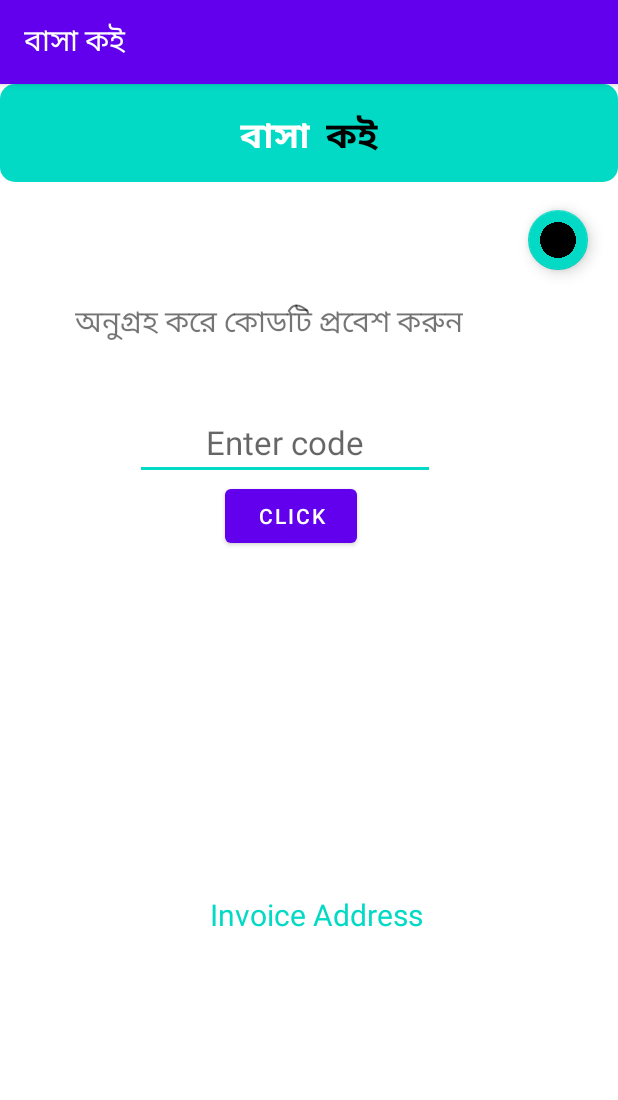
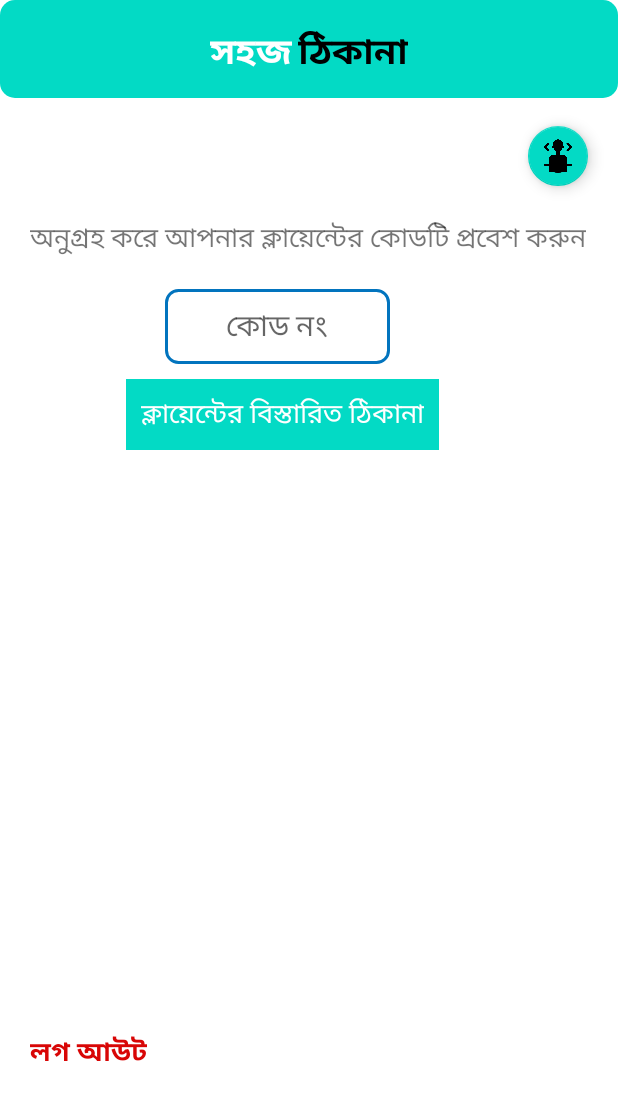
Before and after one commit to Jabiullah/ShohozThikana, an Android app: the home_page screen opened directly, with no data from a screen before it, on a phone screen of 412 x 824 dp. Shown: the top 1100 px of the screen. Run offline under Robolectric (Android 15) with nearby library versions, the phone set to English and light mode, and no system bars.

Commit message:
Final commit in software course - Service Provider

```diff
--- a/app/src/main/java/com/example/bashakoi/SharedPrefManager.java
+++ b/app/src/main/java/com/example/bashakoi/SharedPrefManager.java
@@ -59,8 +59,9 @@ public class SharedPrefManager {
                 sharedPreferences.getString(KEY_PHONE, null),
                 sharedPreferences.getString(KEY_NAME, null),
                 sharedPreferences.getString(KEY_EMAIL, null),
-                sharedPreferences.getString(COM_NAME, null),
-                sharedPreferences.getString(COM_ID, null));
+                sharedPreferences.getString(COM_ID, null),
+                sharedPreferences.getString(COM_NAME, null));
+
     }
 
     //this method will logout the user
--- a/app/src/main/res/layout/activity_home_page.xml
+++ b/app/src/main/res/layout/activity_home_page.xml
@@ -13,7 +13,7 @@
         android:background="@drawable/shapebar">
 
         <RelativeLayout
-            android:layout_width="100dp"
+            android:layout_width="140dp"
             android:layout_height="40dp"
             android:layout_centerInParent="true"
             android:layout_marginTop="5sp">
@@ -45,65 +45,78 @@
         android:layout_width="wrap_content"
         android:layout_height="wrap_content"
         android:layout_alignParentRight="true"
-        android:layout_gravity="end|bottom"
         android:layout_marginStart="16dp"
         android:layout_marginTop="80dp"
         android:layout_marginEnd="16dp"
         android:layout_marginRight="15dp"
         android:layout_marginBottom="16dp"
         app:fabSize="mini"
-        app:srcCompat="@drawable/profile" />
+        app:srcCompat="@drawable/propic" />
+
     <TextView
         android:id="@+id/codeText"
         android:layout_width="wrap_content"
         android:layout_height="wrap_content"
+        android:layout_below="@+id/fab"
+        android:layout_marginLeft="20dp"
+        android:layout_marginTop="1dp"
         android:text="@string/codeNo"
-        android:layout_below="@+id/fab"
-        android:textSize="20dp"
-        android:layout_marginLeft="50dp">
+        android:textSize="18dp">
     </TextView>
+
     <EditText
         android:id="@+id/codeNo"
-        android:layout_width="200dp"
+        android:layout_width="150dp"
         android:layout_height="wrap_content"
         android:layout_below="@+id/codeText"
-        android:layout_marginLeft="90dp"
-        android:hint="Enter code"
+        android:layout_marginLeft="110dp"
+        android:layout_marginTop="20dp"
+        android:height="50dp"
+        android:background="@drawable/edittextborder"
+        android:hint="@string/codeNoField"
         android:textAlignment="center"
-        android:layout_marginTop="40dp"
-        android:textSize="22dp">
+        android:textSize="20dp">
     </EditText>
-    <Button
+
+    <TextView
         android:id="@+id/goButton"
         android:layout_width="wrap_content"
         android:layout_height="wrap_content"
         android:layout_below="@id/codeNo"
-        android:layout_marginLeft="150dp"
-        android:text="Click"
-        >
-    </Button>
+        android:layout_marginLeft="84dp"
+        android:layout_marginTop="10dp"
+        android:background="@color/teal_200"
+        android:padding="10dp"
+        android:text="@string/knowCode"
+        android:textColor="@color/white"
+        android:textSize="18dp">
+    </TextView>
+
+
     <TextView
         android:id="@+id/showText"
-        android:layout_width="match_parent"
-        android:layout_height="200dp"
+        android:layout_width="326dp"
+        android:layout_height="173dp"
         android:layout_below="@+id/goButton"
-        android:textSize="20dp"
-        android:textAlignment="center">
+        android:layout_marginStart="40dp"
+        android:layout_marginTop="30dp"
+        android:layout_marginEnd="20dp"
+        android:layout_marginBottom="20dp"
+        android:textAlignment="center"
+        android:textSize="16sp"
+        android:textStyle="bold">
+
     </TextView>
-
-<!--    <EditText-->
-<!--        android:id="@+id/text1"-->
-<!--        android:layout_width="224dp"-->
-<!--        android:layout_height="91dp"-->
-<!--        android:layout_alignParentLeft="true"-->
-<!--        android:layout_alignParentTop="true"-->
-<!--        android:layout_marginLeft="91dp"-->
-<!--        android:layout_marginTop="513dp"-->
-<!--        android:ems="10"-->
-<!--        android:hint="Text to Speech"-->
-<!--        android:inputType="textPersonName"-->
-<!--        android:textAlignment="center"-->
-<!--       />-->
+    <TextView
+        android:id="@+id/voiceText"
+        android:layout_width="wrap_content"
+        android:layout_height="wrap_content"
+        android:text="@string/voiceText"
+        android:layout_below="@id/button2"
+        android:textSize="16dp"
+        android:paddingLeft="18dp"
+        android:visibility="invisible">
+    </TextView>
 
     <TextView
         android:id="@+id/button2"
@@ -111,10 +124,25 @@
         android:layout_height="wrap_content"
         android:layout_below="@+id/showText"
         android:layout_marginLeft="140dp"
-        android:layout_marginTop="28dp"
-        android:text="Invoice Address"
+        android:layout_marginTop="15dp"
+        android:background="@color/teal_200"
+        android:padding="10dp"
+        android:text="Voice Address"
         android:textAlignment="center"
+        android:textColor="@color/white"
         android:textSize="20dp"
-       android:textColor="@color/teal_200" />
+        android:visibility="invisible"/>
 
+    <TextView
+        android:id="@+id/logout"
+        android:layout_width="wrap_content"
+        android:layout_height="wrap_content"
+        android:layout_below="@+id/button2"
+
+        android:layout_marginLeft="20sp"
+        android:layout_marginTop="102dp"
+        android:text="@string/profile4"
+        android:textColor="@color/red"
+        android:textSize="18sp"
+        android:textStyle="bold" />
 </RelativeLayout>
--- a/app/src/main/res/layout/activity_otp_page.xml
+++ b/app/src/main/res/layout/activity_otp_page.xml
@@ -12,6 +12,4 @@
         android:text="Home page for Service provider"
         android:gravity="center">
     </TextView>
-
-
 </RelativeLayout>
--- a/app/src/main/res/layout/activity_registration.xml
+++ b/app/src/main/res/layout/activity_registration.xml
@@ -50,7 +50,7 @@
         android:layout_marginTop="4dp"
         android:layout_marginRight="25dp"
         android:layout_marginBottom="25dp"
-        android:hint="@string/service_provider_name"
+        android:hint="@string/servicerName"
         android:inputType="text"
         android:maxLines="1"
         android:textSize="16sp" />
--- a/app/src/main/res/values-night/themes.xml
+++ b/app/src/main/res/values-night/themes.xml
@@ -1,10 +1,10 @@
 <resources xmlns:tools="http://schemas.android.com/tools">
     <!-- Base application theme. -->
-    <style name="Theme.BashaKoi" parent="Theme.MaterialComponents.DayNight.DarkActionBar">
+    <style name="Theme.BashaKoi" parent="Theme.MaterialComponents.DayNight.NoActionBar">
         <!-- Primary brand color. -->
         <item name="colorPrimary">@color/purple_200</item>
         <item name="colorPrimaryVariant">@color/purple_700</item>
-        <item name="colorOnPrimary">@color/black</item>
+        <item name="colorOnPrimary">@color/white</item>
         <!-- Secondary brand color. -->
         <item name="colorSecondary">@color/teal_200</item>
         <item name="colorSecondaryVariant">@color/teal_200</item>
--- a/app/src/main/res/values/strings.xml
+++ b/app/src/main/res/values/strings.xml
@@ -1,5 +1,5 @@
 <resources>
-    <string name="app_name">বাসা কই</string>
+    <string name="app_name">সহজ ঠিকানা</string>
     <string name="login1">আপনার অ্যাকাউন্টে \nলগ ইন করুন</string>
     <string name="login2">ফোন নম্বর </string>
     <string name="login3">+88 </string>
@@ -12,24 +12,28 @@
     <string name="service_provider_name">Servicer Name</string>
     <string name="company_name">কোম্পানির নাম</string>
     <string name="company_id"> কোম্পানির আইডি নং.</string>
-    <string name="email">ইমেইল</string>
+    <string name="servicerName">সার্ভিসারের নাম</string>
+    <string name="email">ই-মেইল</string>
     <string name="recover_info">আপনার ফোন নাম্বার দিয়ে সর্বদা আপনি আমাদের সাথে যুক্ত থাকবেন। আপনার একাউন্টের নিরাপত্তাকে আরো একধাপ বৃদ্ধির জন্য এই ইমেইলটি প্রয়োজন।  পরবর্তীতে আপনি চাইলে ইমেইল আপডেট করতে পারবেন।</string>
     <string name="recover_btn">সম্পন্ন করুন</string>
-    <string name="header_name">বাসা</string>
-    <string name="header_name_next"> কই</string>
-    <string name="version">বাসা কই Version 1.0.1</string>
+    <string name="header_name">সহজ </string>
+    <string name="header_name_next"> ঠিকানা</string>
+    <string name="version">সহজ ঠিকানা Version 1.0.1</string>
     <string name="profile1">লগ আউট</string>
     <string name="profile2">রিকোভারি ইমেইল</string>
     <string name="profile3">আপনার ব্যক্তিগত তথ্য</string>
     <string name="profile4">লগ আউট</string>
     <string name="profile5">আপডেট করুন</string>
-    <string name="profile6">পরিবর্তন সম্পন্ন হয়েছে</string>
+    <string name="profile6">পরিবর্তন সম্পন্ন করুন</string>
     <string name="profile7">আপনি আপনার ফোন নাম্বার ব্যতিত বাকি সব ইনফরমেশন আপডেট করতে পারবেন</string>
     <string name="profileName">আপনার নাম</string>
     <string name="profileEmail">আপনার ই-মেইল</string>
     <string name="profileComName">আপনার কোম্পানির নাম</string>
     <string name="profileComId">আপনার কোম্পানির আইডি নং.</string>
 
-    <string name="codeNo">অনুগ্রহ করে কোডটি প্রবেশ করুন</string>
+    <string name="codeNo">অনুগ্রহ করে আপনার ক্লায়েন্টের কোডটি প্রবেশ করুন</string>
+    <string name="knowCode">ক্লায়েন্টের বিস্তারিত  ঠিকানা</string>
+    <string name="codeNoField">কোড নং</string>
+    <string name="voiceText">ক্লায়েন্টের ঠিকানা ভয়েসে শুনতে বাটনটি ক্লিক  করুন</string>
 
 </resources>
--- a/app/src/main/res/values/themes.xml
+++ b/app/src/main/res/values/themes.xml
@@ -1,6 +1,6 @@
 <resources xmlns:tools="http://schemas.android.com/tools">
     <!-- Base application theme. -->
-    <style name="Theme.BashaKoi" parent="Theme.MaterialComponents.DayNight.DarkActionBar">
+    <style name="Theme.BashaKoi" parent="Theme.MaterialComponents.DayNight.NoActionBar">
         <!-- Primary brand color. -->
         <item name="colorPrimary">@color/purple_500</item>
         <item name="colorPrimaryVariant">@color/purple_700</item>
```
Also changed, not shown: app/src/main/java/com/example/bashakoi/ProfilePage.java (+17 -14 lines), app/src/main/java/com/example/bashakoi/home_page.java (+24 -11 lines), app/src/main/res/layout/activity_main.xml (+6 -7 lines), app/src/main/res/layout/activity_profile_page.xml (+4 -3 lines), app/src/main/res/drawable-v24/user.jpg (renamed from app/src/main/res/drawable-v24/profile.jpg), app/src/main/res/drawable/propic.jpg (added), app/src/main/res/drawable/user.jpg (added).
